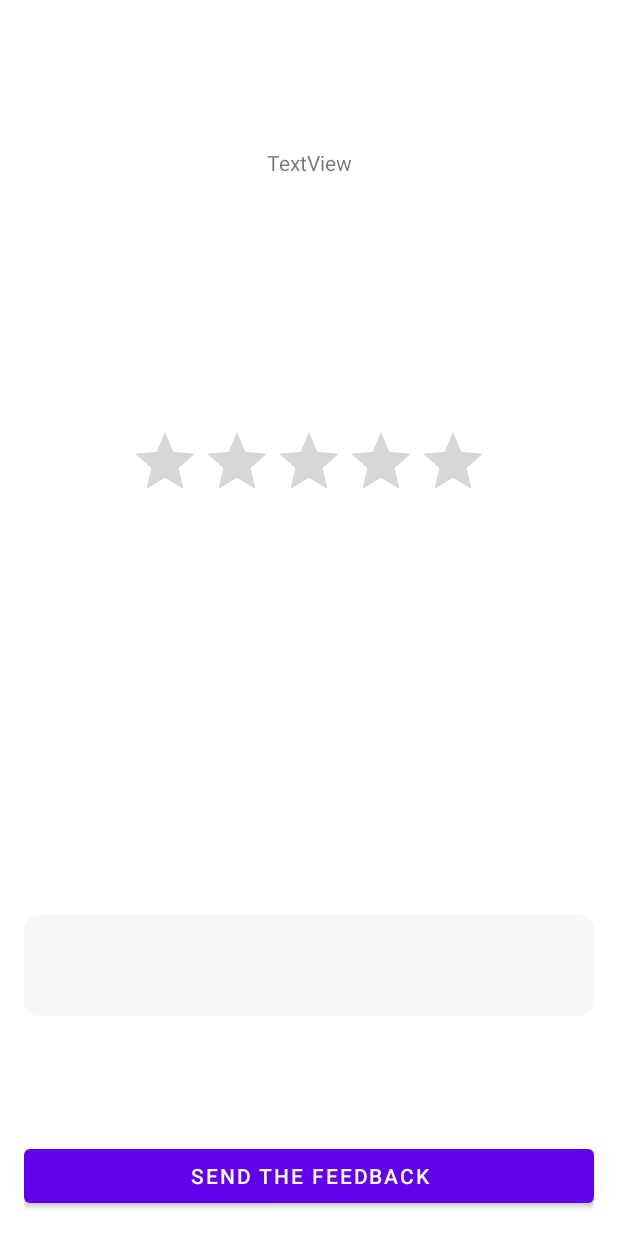
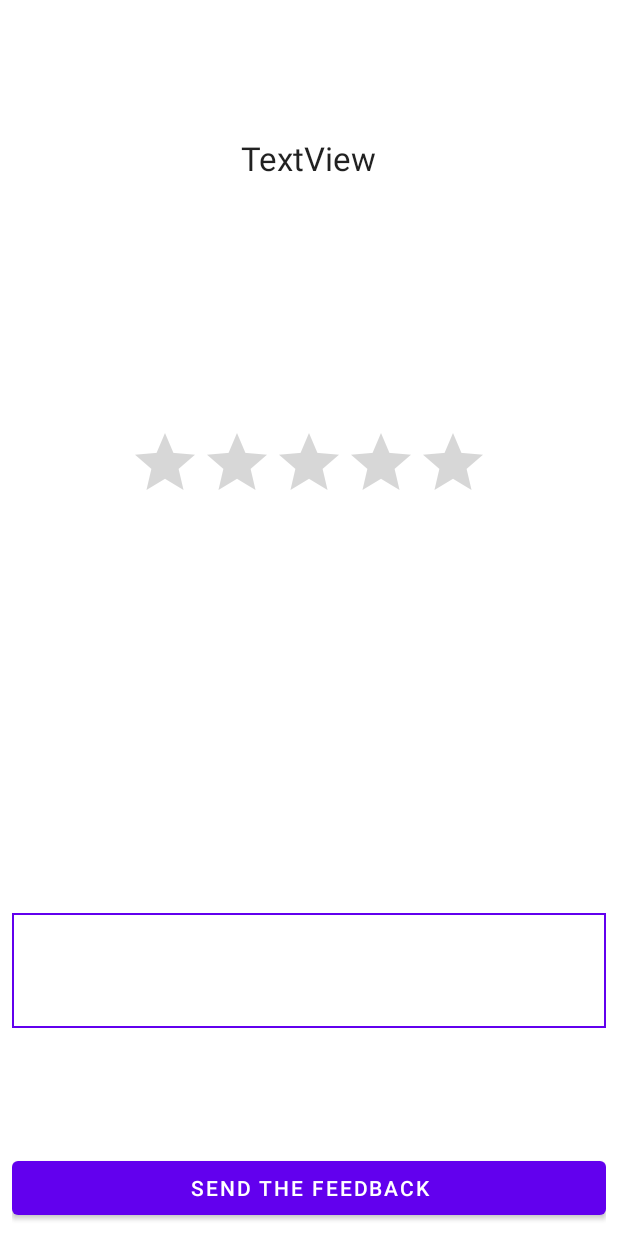
Before and after one commit to codingoperations/least-android, an Android app: the layout rate_exp_fragment.xml on its own in the app's theme, with its tools: preview values and no code run, on a phone screen of 412 x 824 dp. Run offline under Robolectric (Android 15) with nearby library versions, the phone set to English and light mode, and no system bars.

```diff
--- a/app/src/main/AndroidManifest.xml
+++ b/app/src/main/AndroidManifest.xml
@@ -8,7 +8,7 @@
     <application
         android:allowBackup="true"
         android:icon="@mipmap/ic_launcher"
-        android:label="@string/app_name"
+        android:label="@string/rate_app_name"
         android:roundIcon="@mipmap/ic_launcher_round"
         android:supportsRtl="true"
         android:theme="@style/Theme.RateMe">
--- a/app/src/main/res/values/strings.xml
+++ b/app/src/main/res/values/strings.xml
@@ -1,3 +1,3 @@
 <resources>
-    <string name="app_name">L.E.A.S.T.</string>
+    <string name="rate_app_name">L.E.A.S.T.</string>
 </resources>
--- a/app/src/main/res/values/themes.xml
+++ b/app/src/main/res/values/themes.xml
@@ -12,5 +12,7 @@
         <!-- Status bar color. -->
         <item name="android:statusBarColor" tools:targetApi="l">?attr/colorPrimaryVariant</item>
         <!-- Customize your theme here. -->
+        <item name="backgroundColor">@color/white</item>
+
     </style>
 </resources>
--- /dev/null
+++ b/rateme/src/main/res/drawable/rate_edittext_drawable.xml
@@ -0,0 +1,23 @@
+<?xml version="1.0" encoding="utf-8"?>
+<selector xmlns:android="http://schemas.android.com/apk/res/android">
+    <item android:state_focused="true">
+        <shape  android:shape="rectangle"   >
+            <padding
+                android:left="5dp"
+                android:right="5dp"
+                android:top="5dp"
+                android:bottom="5dp" />
+            <stroke android:width="1dp" android:color="?colorPrimary" />
+        </shape>
+    </item>
+    <item>
+        <shape  android:shape="rectangle">
+            <padding
+                android:left="5dp"
+                android:right="5dp"
+                android:top="5dp"
+                android:bottom="5dp" />
+            <stroke android:width="1dp" android:color="?colorControlNormal" />
+        </shape>
+    </item>
+</selector>
--- a/rateme/src/main/res/drawable/rounded_edittext.xml
+++ /dev/null
@@ -1,12 +0,0 @@
-<?xml version="1.0" encoding="utf-8"?>
-<shape xmlns:android="http://schemas.android.com/apk/res/android"
-    android:padding="10dp"
-    android:shape="rectangle">
-
-    <solid android:color="#14809AB1" />
-    <corners
-        android:bottomLeftRadius="10dp"
-        android:bottomRightRadius="10dp"
-        android:topLeftRadius="10dp"
-        android:topRightRadius="10dp" />
-</shape>
--- a/rateme/src/main/res/layout/fragment_rateme_app.xml
+++ b/rateme/src/main/res/layout/rate_app_fragment.xml
@@ -74,7 +74,7 @@
         app:layout_constraintBottom_toBottomOf="parent"
         app:layout_constraintEnd_toEndOf="parent"
         app:layout_constraintStart_toStartOf="parent"
-        android:text="@string/negative_rate_feedback_submit"
+        android:text="@string/rate_negative_rate_feedback_submit"
         tools:text="Send the feedback" />
 
     <androidx.constraintlayout.widget.Group
--- a/rateme/src/main/res/layout/fragment_rate_exp.xml
+++ b/rateme/src/main/res/layout/rate_exp_fragment.xml
@@ -3,8 +3,8 @@
     xmlns:app="http://schemas.android.com/apk/res-auto"
     xmlns:tools="http://schemas.android.com/tools"
     android:id="@+id/main"
-    android:layout_margin="16dp"
-    android:background="@android:color/white"
+    android:padding="8dp"
+    android:background="?attr/backgroundColor"
     android:layout_width="match_parent"
     android:layout_height="match_parent">
 
@@ -16,6 +16,7 @@
         app:layout_constraintStart_toStartOf="parent"
         app:layout_constraintTop_toTopOf="parent"
         app:layout_constraintBottom_toTopOf="@id/customViewHolder"
+        android:textAppearance="?android:textAppearanceLarge"
         tools:text="TextView" />
 
     <FrameLayout
@@ -58,9 +59,10 @@
         app:layout_constraintBottom_toTopOf="@id/editFeedback"/>
 
     <EditText
-        android:background="@drawable/rounded_edittext"
+        android:background="@drawable/rate_edittext_drawable"
         android:id="@+id/editFeedback"
         android:minLines="3"
+        android:maxLines="10"
         android:layout_width="match_parent"
         android:layout_height="wrap_content"
         app:layout_constraintBottom_toTopOf="@+id/buttonSubmit"
@@ -73,7 +75,7 @@
         android:id="@+id/buttonSubmit"
         android:layout_width="match_parent"
         android:layout_height="wrap_content"
-        android:text="@string/negative_rate_feedback_submit"
+        android:text="@string/rate_negative_rate_feedback_submit"
         app:layout_constraintBottom_toBottomOf="parent"
         app:layout_constraintEnd_toEndOf="parent"
         app:layout_constraintStart_toStartOf="parent"
--- /dev/null
+++ b/rateme/src/main/res/values/attrs.xml
@@ -0,0 +1,4 @@
+<?xml version="1.0" encoding="utf-8"?>
+<resources>
+    <attr name="myLinkColor" format="reference" />
+</resources>
--- /dev/null
+++ b/rateme/src/main/res/values/colors.xml
@@ -0,0 +1,4 @@
+<?xml version="1.0" encoding="utf-8"?>
+<resources>
+    <color name="rate_exp_background_color">?android:colorBackground</color>
+</resources>
```
Also changed, not shown: rateme/src/main/java/io/least/ui/app/RateAppFragment.kt (+6 -6 lines), rateme/src/main/java/io/least/ui/experience/RateExperienceFragment.kt (+10 -6 lines), rateme/src/main/java/io/least/viewmodel/RateExperienceViewModel.kt (+4 -3 lines), rateme/src/main/res/values/strings.xml (+8 -8 lines).
